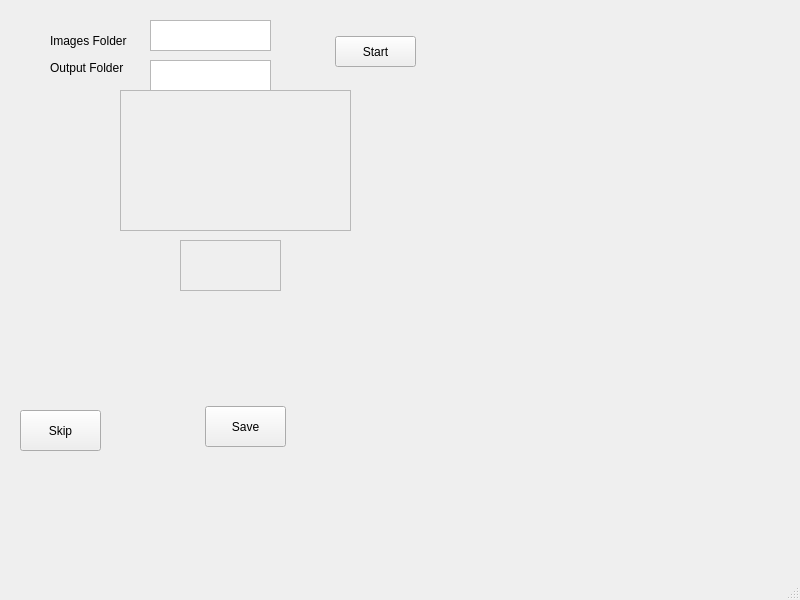
Above: labeling/starter.ui from IShamss/Arabic-ALPD before the change. Below: the same form after it.
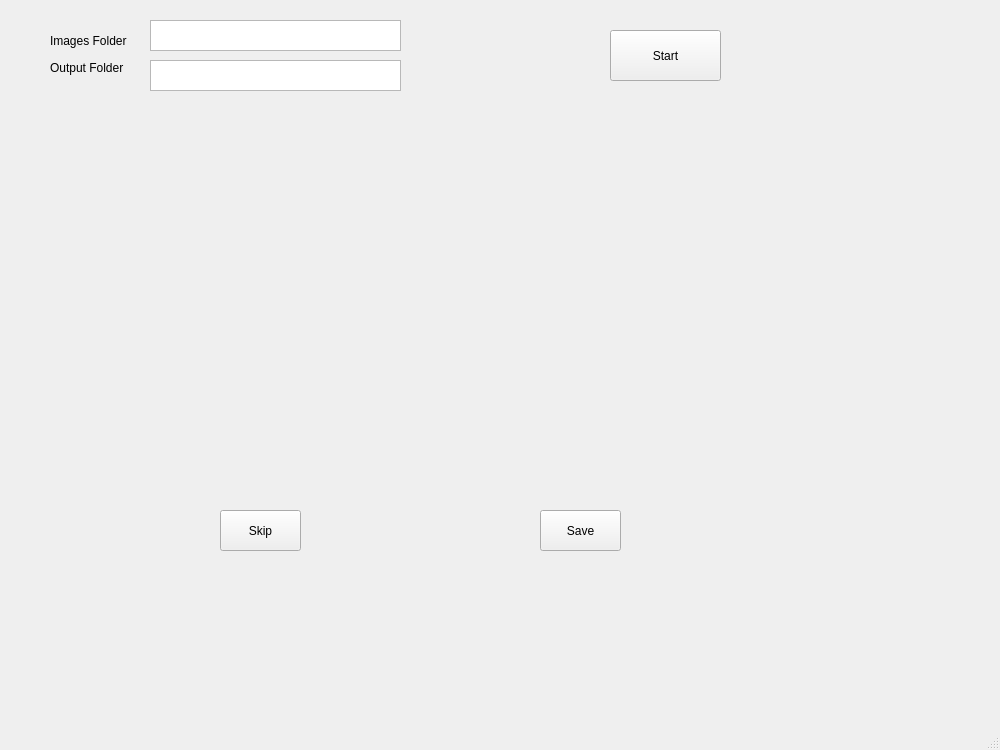
That is the form after the change.

Commit message: feat:display image on gui

```diff
--- a/labeling/starter.ui
+++ b/labeling/starter.ui
@@ -6,10 +6,16 @@
    <rect>
     <x>0</x>
     <y>0</y>
-    <width>800</width>
-    <height>600</height>
+    <width>1000</width>
+    <height>750</height>
    </rect>
   </property>
+  <property name="minimumSize">
+   <size>
+    <width>1000</width>
+    <height>750</height>
+   </size>
+  </property>
   <property name="windowTitle">
    <string>MainWindow</string>
   </property>
@@ -17,10 +23,10 @@
    <widget class="QPushButton" name="startButton">
     <property name="geometry">
      <rect>
-      <x>335</x>
-      <y>36</y>
-      <width>81</width>
-      <height>31</height>
+      <x>610</x>
+      <y>30</y>
+      <width>111</width>
+      <height>51</height>
      </rect>
     </property>
     <property name="text">
@@ -58,7 +64,7 @@
      <rect>
       <x>150</x>
       <y>20</y>
-      <width>121</width>
+      <width>251</width>
       <height>31</height>
      </rect>
     </property>
@@ -68,48 +74,16 @@
      <rect>
       <x>150</x>
       <y>60</y>
-      <width>121</width>
+      <width>251</width>
       <height>31</height>
      </rect>
     </property>
    </widget>
-   <widget class="QFrame" name="mainImageFrame">
-    <property name="geometry">
-     <rect>
-      <x>120</x>
-      <y>90</y>
-      <width>231</width>
-      <height>141</height>
-     </rect>
-    </property>
-    <property name="frameShape">
-     <enum>QFrame::StyledPanel</enum>
-    </property>
-    <property name="frameShadow">
-     <enum>QFrame::Raised</enum>
-    </property>
-   </widget>
-   <widget class="QFrame" name="plateFrame">
-    <property name="geometry">
-     <rect>
-      <x>180</x>
-      <y>240</y>
-      <width>101</width>
-      <height>51</height>
-     </rect>
-    </property>
-    <property name="frameShape">
-     <enum>QFrame::StyledPanel</enum>
-    </property>
-    <property name="frameShadow">
-     <enum>QFrame::Raised</enum>
-    </property>
-   </widget>
    <widget class="QPushButton" name="skipButton">
     <property name="geometry">
      <rect>
-      <x>20</x>
-      <y>410</y>
+      <x>220</x>
+      <y>510</y>
       <width>81</width>
       <height>41</height>
      </rect>
@@ -121,8 +95,8 @@
    <widget class="QPushButton" name="saveButton">
     <property name="geometry">
      <rect>
-      <x>205</x>
-      <y>406</y>
+      <x>540</x>
+      <y>510</y>
       <width>81</width>
       <height>41</height>
      </rect>
@@ -131,6 +105,19 @@
      <string>Save</string>
     </property>
    </widget>
+   <widget class="QLabel" name="mainImage">
+    <property name="geometry">
+     <rect>
+      <x>160</x>
+      <y>100</y>
+      <width>421</width>
+      <height>291</height>
+     </rect>
+    </property>
+    <property name="text">
+     <string/>
+    </property>
+   </widget>
   </widget>
   <widget class="QMenuBar" name="menubar">
    <property name="geometry">
```
Left out of the diff: 2 changed lines with no effect on the pictures. The commit also changes 4 other files.
